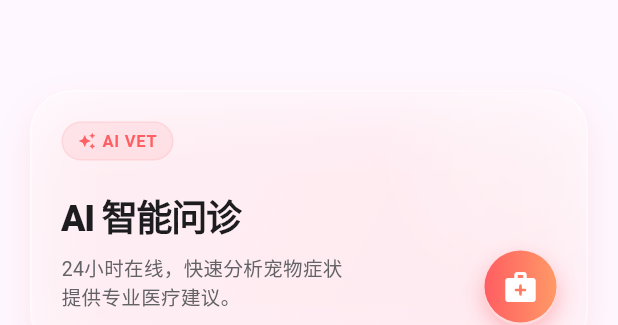
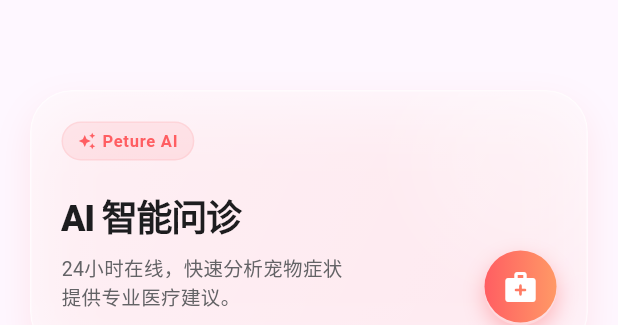
Before and after one commit to PetureZCHS/Peture, a Flutter app: the _HomeDashboardContent widget shown alone on an empty page, opened directly, on a phone screen of 412 x 824 dp. Shown: the top 325 px of the screen. Run offline on Flutter 3.47's test engine with Material 3 defaults, Android fonts, the phone set to English and light mode, and no system bars; our stand-ins replace adaptive_theme, audioplayers, confetti, fl_chart, flutter_markdown, flutter_staggered_animations and 6 more; accounts and stored records are empty; network calls fail.

Commit message:
fix (home_screen): 修改AI VET文本为Peture AI, 以提升品牌识别度

```diff
--- a/lib/home_screen.dart
+++ b/lib/home_screen.dart
@@ -671,7 +671,7 @@ class _HomeDashboardContent extends StatelessWidget {
                                   size: 12,
                                   color: AppColors.warmGradient.colors.first),
                               const SizedBox(width: 4),
-                              Text("AI VET",
+                              Text("Peture AI",
                                   style: TextStyle(
                                       fontSize: 11,
                                       fontWeight: FontWeight.bold,
```
